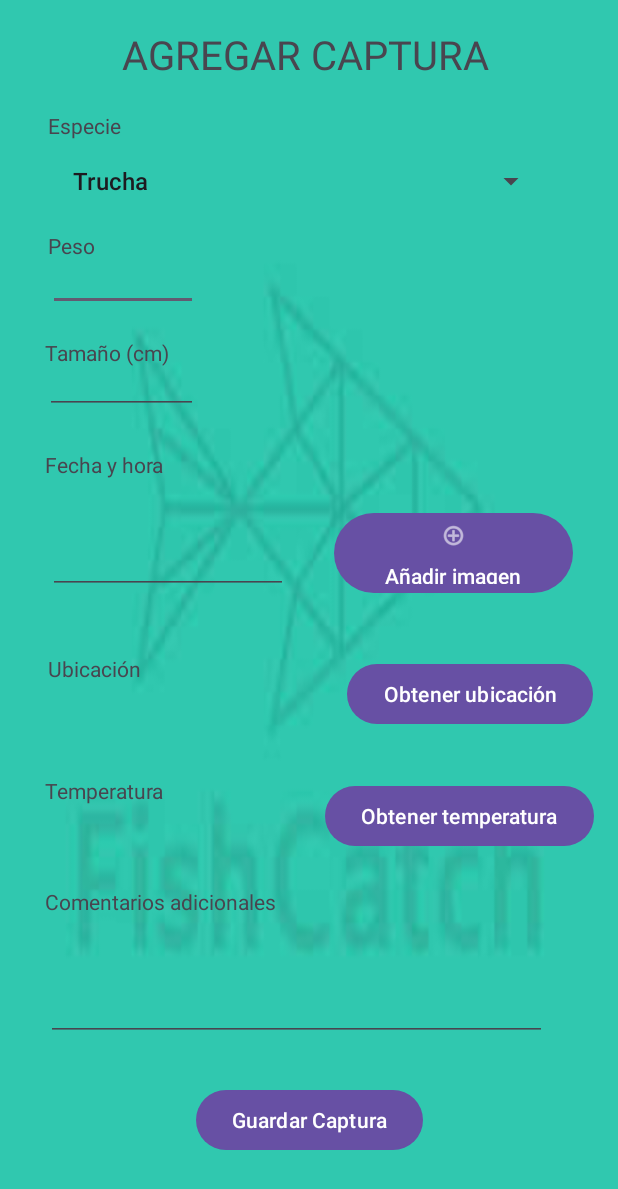
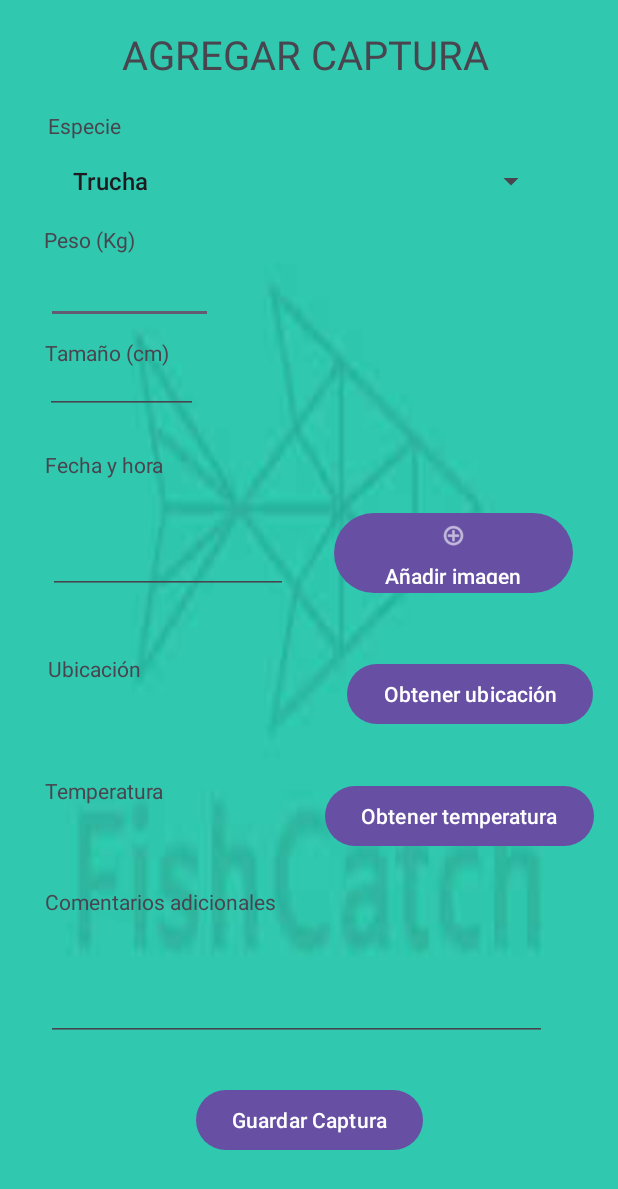
Before and after one commit to BartolomeGarcia/FishCatch, an Android app: the screen it shows after launch (MainActivityAgregarCaptura), after a tap on "Agregar captura", on a phone screen of 412 x 824 dp. Shown: the top 1189 px of the screen. Run offline under Robolectric (Android 15) with nearby library versions, the phone set to English and light mode, and no system bars; pictures from the network do not load.

```diff
--- a/app/build.gradle.kts
+++ b/app/build.gradle.kts
@@ -38,6 +38,8 @@ dependencies {
     implementation(libs.activity)
     implementation(libs.constraintlayout)
     implementation("com.google.android.gms:play-services-location:21.0.1")  //Para Ubicación
+    implementation("com.squareup.retrofit2:retrofit:2.9.0") //Para Temperatura
+    implementation("com.squareup.retrofit2:converter-gson:2.9.0")   //Para Temperatura
     androidTestImplementation(libs.espresso.core)
     androidTestImplementation(libs.ext.junit)
     testImplementation(libs.junit)
--- /dev/null
+++ b/app/src/main/java/com/example/fishcatch/interfaces/WeatherApiService.java
@@ -0,0 +1,17 @@
+package com.example.fishcatch.interfaces;
+
+import com.example.fishcatch.model.WeatherResponse;
+
+import retrofit2.Call;
+import retrofit2.http.GET;
+import retrofit2.http.Query;
+
+public interface WeatherApiService {
+    @GET("data/2.5/weather")
+    Call<WeatherResponse> getCurrentWeather(
+            @Query("lat") double lat,
+            @Query("lon") double lon,
+            @Query("appid") String apiKey,
+            @Query("units") String units
+    );
+}
--- a/app/src/main/res/layout/activity_main_agregar_captura.xml
+++ b/app/src/main/res/layout/activity_main_agregar_captura.xml
@@ -46,13 +46,13 @@
         android:id="@+id/textView9"
         android:layout_width="wrap_content"
         android:layout_height="wrap_content"
-        android:text="Peso"
+        android:text="Peso (Kg)"
         app:layout_constraintBottom_toBottomOf="parent"
         app:layout_constraintEnd_toEndOf="parent"
         app:layout_constraintHorizontal_bias="0.084"
         app:layout_constraintStart_toStartOf="parent"
         app:layout_constraintTop_toTopOf="parent"
-        app:layout_constraintVertical_bias="0.191" />
+        app:layout_constraintVertical_bias="0.186" />
 
     <androidx.constraintlayout.widget.Guideline
         android:id="@+id/guideline"
@@ -63,8 +63,8 @@
 
     <EditText
         android:id="@+id/editTextNumberDecimalPeso"
-        android:layout_width="100dp"
-        android:layout_height="32dp"
+        android:layout_width="111dp"
+        android:layout_height="43dp"
         android:ems="10"
         android:inputType="numberDecimal"
         app:layout_constraintBottom_toBottomOf="parent"
```
Also changed, not shown: app/src/main/java/com/example/fishcatch/activities/MainActivityAgregarCaptura.java (+53 -0 lines), app/src/main/java/com/example/fishcatch/model/WeatherResponse.java (added, +9 -0 lines).
